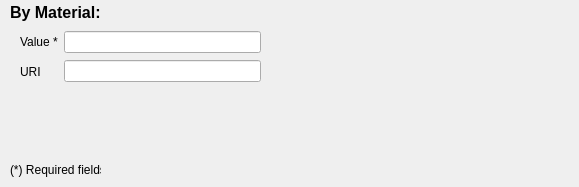
This is GUI_Windows/Filters-Requirements/by_material.ui in ivanfelipeib/Masterarbeit as Qt 5 draws it before an edit. The edited form follows.
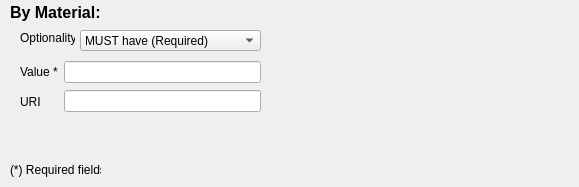
This is the edited form.

```diff
--- a/GUI_Windows/Filters-Requirements/by_material.ui
+++ b/GUI_Windows/Filters-Requirements/by_material.ui
@@ -52,7 +52,7 @@
     <property name="geometry">
      <rect>
       <x>20</x>
-      <y>30</y>
+      <y>60</y>
       <width>241</width>
       <height>54</height>
      </rect>
@@ -88,6 +88,44 @@
      </item>
     </layout>
    </widget>
+   <widget class="QComboBox" name="combo_optionality">
+    <property name="geometry">
+     <rect>
+      <x>80</x>
+      <y>30</y>
+      <width>181</width>
+      <height>21</height>
+     </rect>
+    </property>
+    <item>
+     <property name="text">
+      <string>MUST have (Required)</string>
+     </property>
+    </item>
+    <item>
+     <property name="text">
+      <string>CAN have (Optional)</string>
+     </property>
+    </item>
+    <item>
+     <property name="text">
+      <string>MUST NOT have (Prohibited)</string>
+     </property>
+    </item>
+   </widget>
+   <widget class="QLabel" name="label">
+    <property name="geometry">
+     <rect>
+      <x>20</x>
+      <y>30</y>
+      <width>55</width>
+      <height>16</height>
+     </rect>
+    </property>
+    <property name="text">
+     <string>Optionality</string>
+    </property>
+   </widget>
   </widget>
  </widget>
  <resources/>
```
